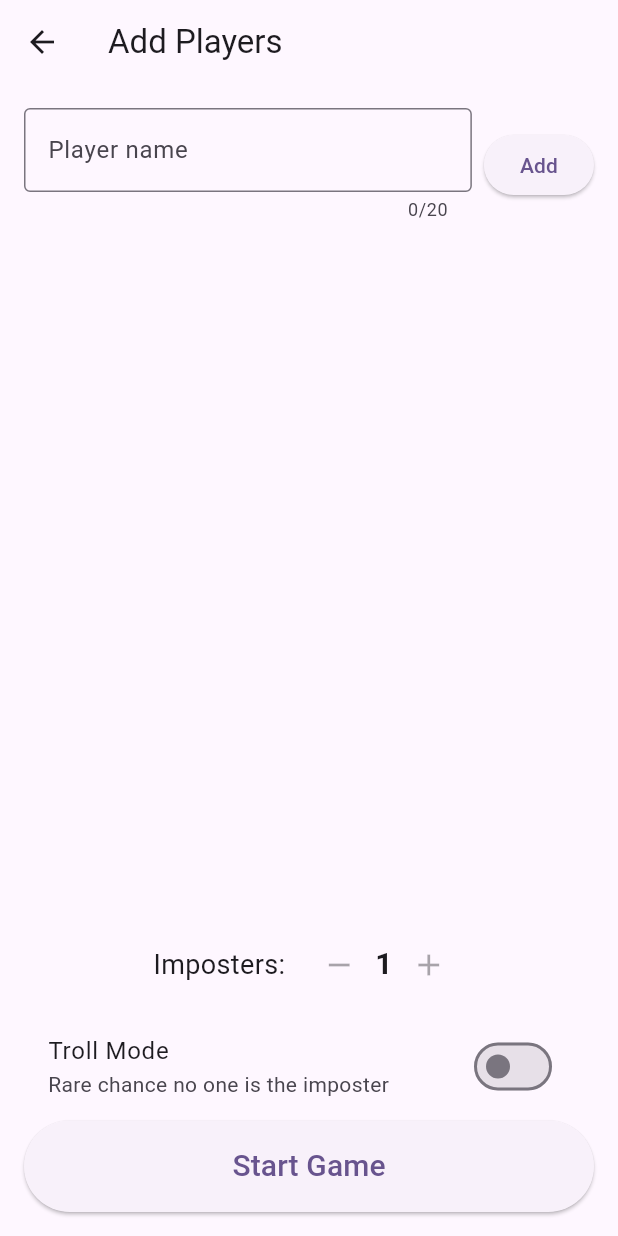
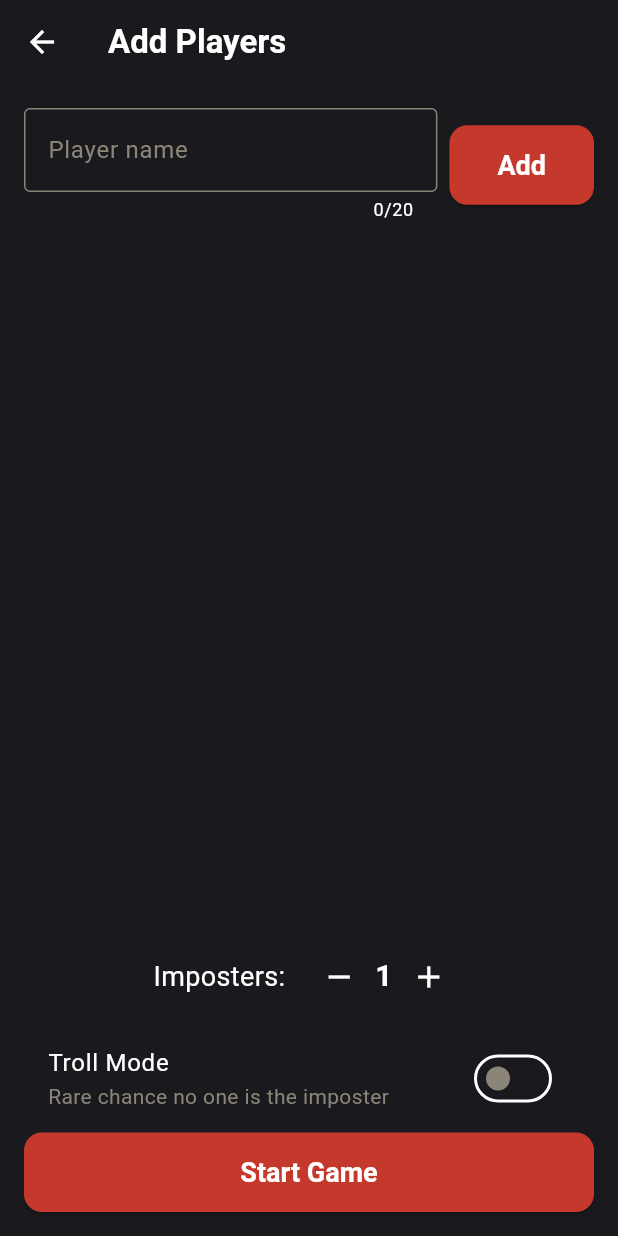
Before and after one commit to 0987654321234567890987654321234567890/imposter, a Flutter app: the screen it shows after launch, after a tap on "PLAY", on a phone screen of 412 x 824 dp. Run offline on Flutter 3.47's test engine with Material 3 defaults, Android fonts, the phone set to English and light mode, and no system bars; our stand-ins replace csv.

Commit message:
design: color palette, UI changes & fixes

```diff
--- a/lib/main.dart
+++ b/lib/main.dart
@@ -1,6 +1,11 @@
 import 'package:flutter/material.dart';
 import 'player_setup_screen.dart';
 
+const Color bgCharcoal = Color(0xFF1A1A1E);
+const Color surfaceWhite = Color(0xFFF4EFE3);
+const Color accentRed = Color(0xFFC4392B);
+const Color accentGreen = Color(0xFF2C6E5C);
+const Color mutedGrey = Color(0xFF8A8578);
 void main() {
   runApp(const MyApp());
 }
@@ -13,7 +18,52 @@ class MyApp extends StatelessWidget {
     return MaterialApp(
       title: 'Imposter Game',
       theme: ThemeData(
-        colorScheme: ColorScheme.fromSeed(seedColor: Colors.deepPurple),
+        splashFactory: NoSplash.splashFactory,
+        highlightColor: Colors.transparent,
+        scaffoldBackgroundColor: bgCharcoal,
+        colorScheme: ColorScheme.dark(
+          primary: accentRed,
+          secondary: accentGreen,
+          surface: surfaceWhite,
+        ),
+        appBarTheme: const AppBarTheme(
+          backgroundColor: bgCharcoal,
+          foregroundColor: Colors.white,
+          elevation: 0,
+        ),
+        textTheme: const TextTheme(
+          displayLarge: TextStyle(
+            fontSize: 40,
+            fontWeight: FontWeight.w800,
+            color: Colors.white,
+            letterSpacing: -0.5,
+          ),
+          titleLarge: TextStyle(
+            fontSize: 22,
+            fontWeight: FontWeight.w700,
+            color: Colors.white,
+          ),
+          bodyLarge: TextStyle(fontSize: 16, color: Colors.white),
+        ),
+        snackBarTheme: const SnackBarThemeData(
+          backgroundColor: bgCharcoal,
+          contentTextStyle: TextStyle(color: Colors.white),
+          actionTextColor: accentRed,
+        ),
+        elevatedButtonTheme: ElevatedButtonThemeData(
+          style: ElevatedButton.styleFrom(
+            backgroundColor: accentRed,
+            foregroundColor: Colors.white,
+            padding: const EdgeInsets.symmetric(horizontal: 32, vertical: 16),
+            shape: RoundedRectangleBorder(
+              borderRadius: BorderRadius.circular(12),
+            ),
+            textStyle: const TextStyle(
+              fontSize: 18,
+              fontWeight: FontWeight.w700,
+            ),
+          ),
+        ),
         useMaterial3: true,
       ),
       home: const StartScreen(),
@@ -27,58 +77,68 @@ class StartScreen extends StatelessWidget {
   @override
   Widget build(BuildContext context) {
     return Scaffold(
-      body: Container(
-        width: double.infinity,
-        decoration: const BoxDecoration(
-          gradient: LinearGradient(
-            begin: Alignment.topRight,
-            end: Alignment.bottomLeft,
-            colors: [
-              Color.fromARGB(255, 84, 201, 255),
-              Color.fromARGB(255, 14, 65, 95),
-            ],
-          ),
-        ),
-        child: Center(
+      body: Center(
         child: Column(
           mainAxisAlignment: MainAxisAlignment.center,
           children: [
-              const Icon(Icons.person_search, size: 100, color: Colors.white),
-              const SizedBox(height: 16),
+            const Icon(Icons.person_search, size: 90, color: mutedGrey),
             const Text(
               'IMPOSTER',
               style: TextStyle(
-                  fontSize: 48,
-                  fontWeight: FontWeight.w900,
+                fontSize: 64,
+                fontWeight: FontWeight.w800,
                 color: Colors.white,
-                  letterSpacing: 4,
+                letterSpacing: -0.5,
               ),
             ),
+            const SizedBox(height: 12),
+            const Text(
+              'Who\'s lying?',
+              style: TextStyle(fontSize: 22, color: Colors.white70),
+            ),
             const SizedBox(height: 60),
-              ElevatedButton(
+            SizedBox(
+              width: 260,
+              child: ElevatedButton(
                 onPressed: () {
                   Navigator.push(
                     context,
-                    MaterialPageRoute(
-                      builder: (context) => PlayerSetupScreen(),
-                    ),
+                    _buildRoute(const PlayerSetupScreen()),
                   );
                 },
                 style: ElevatedButton.styleFrom(
-                  padding: const EdgeInsets.symmetric(
-                    horizontal: 48,
-                    vertical: 20,
-                  ),
-                  shape: RoundedRectangleBorder(
-                    borderRadius: BorderRadius.circular(30),
+                  padding: const EdgeInsets.symmetric(vertical: 22),
+                  textStyle: const TextStyle(
+                    fontSize: 22,
+                    fontWeight: FontWeight.w700,
                   ),
                 ),
-                child: const Text('PLAY', style: TextStyle(fontSize: 24)),
+                child: const Text('PLAY'),
+              ),
             ),
           ],
-          ),
         ),
       ),
     );
   }
 }
+
+Route _buildRoute(Widget page) {
+  return PageRouteBuilder(
+    pageBuilder: (context, animation, secondaryAnimation) => page,
+    transitionDuration: const Duration(milliseconds: 180),
+    reverseTransitionDuration: const Duration(milliseconds: 150),
+    transitionsBuilder: (context, animation, secondaryAnimation, child) {
+      final fade = CurvedAnimation(parent: animation, curve: Curves.easeOut);
+      final slide = Tween<Offset>(
+        begin: const Offset(0, 0.03),
+        end: Offset.zero,
+      ).animate(fade);
+
+      return FadeTransition(
+        opacity: fade,
+        child: SlideTransition(position: slide, child: child),
+      );
+    },
+  );
+}
--- a/lib/player_setup_screen.dart
+++ b/lib/player_setup_screen.dart
@@ -1,5 +1,6 @@
 import 'package:flutter/material.dart';
 import 'game_screen.dart';
+import 'main.dart';
 
 const int nameCharLimit = 20;
 
@@ -46,7 +47,10 @@ class _PlayerSetupScreenState extends State<PlayerSetupScreen> {
   Future<void> _startGame() async {
     if (names.length < 3) {
       ScaffoldMessenger.of(context).showSnackBar(
-        const SnackBar(content: Text('Add at least 3 players to start!')),
+        const SnackBar(
+          content: Text('Add at least 3 players to start!'),
+          duration: Duration(seconds: 2),
+        ),
       );
       return;
     }
@@ -60,8 +64,8 @@ class _PlayerSetupScreenState extends State<PlayerSetupScreen> {
 
       Navigator.push(
         context,
-        MaterialPageRoute(
-          builder: (context) => GameScreen(
+        _buildRoute(
+          GameScreen(
             playerNames: names,
             wordList: wordList,
             imposterCount: imposterCount,
@@ -88,18 +92,29 @@ class _PlayerSetupScreenState extends State<PlayerSetupScreen> {
         padding: const EdgeInsets.all(16),
         child: Column(
           children: [
-            // input row: text field + add button
+            //add players box
             Row(
               children: [
                 Expanded(
                   child: TextField(
                     controller: _controller,
                     maxLength: nameCharLimit,
+                    style: const TextStyle(color: Colors.white),
                     decoration: const InputDecoration(
                       labelText: 'Player name',
-                      border: OutlineInputBorder(),
+                      labelStyle: TextStyle(color: mutedGrey),
+                      enabledBorder: OutlineInputBorder(
+                        borderSide: BorderSide(
+                          color: mutedGrey,
+                        ), // border when not focused
+                      ),
+                      focusedBorder: OutlineInputBorder(
+                        borderSide: BorderSide(
+                          color: accentRed,
+                        ), // border when tapped/focused
+                      ),
                     ),
-                    onSubmitted: (_) => _addName(), // lets them hit enter/done
+                    onSubmitted: (_) => _addName(),
                   ),
                 ),
                 const SizedBox(width: 8),
@@ -108,7 +123,7 @@ class _PlayerSetupScreenState extends State<PlayerSetupScreen> {
             ),
             const SizedBox(height: 16),
 
-            // list of added players
+            //player list
             Expanded(
               child: ReorderableListView.builder(
                 itemCount: names.length,
@@ -123,10 +138,14 @@ class _PlayerSetupScreenState extends State<PlayerSetupScreen> {
                 itemBuilder: (context, index) {
                   return Card(
                     key: _keys[index],
+                    color: surfaceWhite,
                     child: ListTile(
-                      title: Text(names[index]),
+                      title: Text(
+                        names[index],
+                        style: const TextStyle(color: bgCharcoal),
+                      ),
                       trailing: IconButton(
-                        icon: const Icon(Icons.delete, color: Colors.red),
+                        icon: const Icon(Icons.delete, color: accentRed),
                         onPressed: () => _removeName(index),
                       ),
                     ),
@@ -135,13 +154,17 @@ class _PlayerSetupScreenState extends State<PlayerSetupScreen> {
               ),
             ),
 
+            //imposter number selection
             Row(
               mainAxisAlignment: MainAxisAlignment.center,
               children: [
-                const Text('Imposters:', style: TextStyle(fontSize: 18)),
+                const Text(
+                  'Imposters:',
+                  style: TextStyle(fontSize: 18, color: Colors.white),
+                ),
                 const SizedBox(width: 12),
                 IconButton(
-                  icon: const Icon(Icons.remove),
+                  icon: const Icon(Icons.remove, color: Colors.white),
                   onPressed: imposterCount > 1
                       ? () => setState(() => imposterCount--)
                       : null,
@@ -151,10 +174,11 @@ class _PlayerSetupScreenState extends State<PlayerSetupScreen> {
                   style: const TextStyle(
                     fontSize: 20,
                     fontWeight: FontWeight.bold,
+                    color: Colors.white,
                   ),
                 ),
                 IconButton(
-                  icon: const Icon(Icons.add),
+                  icon: const Icon(Icons.add, color: Colors.white),
                   onPressed: imposterCount < names.length - 2
                       ? () => setState(() => imposterCount++)
                       : null,
@@ -164,22 +188,39 @@ class _PlayerSetupScreenState extends State<PlayerSetupScreen> {
 
             const SizedBox(height: 8),
 
+            //troll mode switch
             SwitchListTile(
-              title: const Text('Troll Mode'),
-              subtitle: const Text('Rare chance no one is the imposter'),
+              title: const Text(
+                'Troll Mode',
+                style: TextStyle(color: Colors.white),
+              ),
+              subtitle: const Text(
+                'Rare chance no one is the imposter',
+                style: TextStyle(color: mutedGrey),
+              ),
               value: trollModeEnabled,
+              activeThumbColor: accentRed,
+              activeTrackColor: accentRed.withValues(alpha: 0.4),
+              inactiveThumbColor: mutedGrey,
+              inactiveTrackColor: bgCharcoal.withValues(alpha: 0.4),
               onChanged: (value) => setState(() => trollModeEnabled = value),
             ),
 
-            // start button
+            //start game button
             SizedBox(
               width: double.infinity,
               child: ElevatedButton(
                 onPressed: _isLoading ? null : _startGame,
-                style: ElevatedButton.styleFrom(
-                  padding: const EdgeInsets.symmetric(vertical: 16),
-                ),
-                child: const Text('Start Game', style: TextStyle(fontSize: 20)),
+                child: _isLoading
+                    ? const SizedBox(
+                        height: 20,
+                        width: 20,
+                        child: CircularProgressIndicator(
+                          strokeWidth: 2,
+                          color: Colors.white,
+                        ),
+                      )
+                    : const Text('Start Game'),
               ),
             ),
           ],
@@ -188,3 +229,23 @@ class _PlayerSetupScreenState extends State<PlayerSetupScreen> {
     );
   }
 }
+
+Route _buildRoute(Widget page) {
+  return PageRouteBuilder(
+    pageBuilder: (context, animation, secondaryAnimation) => page,
+    transitionDuration: const Duration(milliseconds: 180),
+    reverseTransitionDuration: const Duration(milliseconds: 150),
+    transitionsBuilder: (context, animation, secondaryAnimation, child) {
+      final fade = CurvedAnimation(parent: animation, curve: Curves.easeOut);
+      final slide = Tween<Offset>(
+        begin: const Offset(0, 0.03),
+        end: Offset.zero,
+      ).animate(fade);
+
+      return FadeTransition(
+        opacity: fade,
+        child: SlideTransition(position: slide, child: child),
+      );
+    },
+  );
+}
```
Also changed, not shown: lib/flip_card_screen.dart (+67 -23 lines), lib/game_screen.dart (+6 -6 lines). Lines whose indentation alone changed are shown as unchanged.
